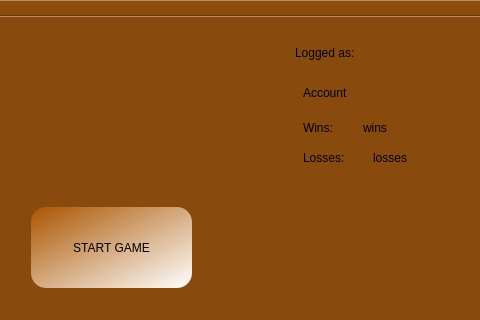
First picture: the form in ProjectModernCpp/Client/Meniu.ui, repository BogdanDeaconu/ProjectModernCpp, before the edit; both pictures show x 629 to 1109 and y 0 to 320 of the 1109 by 556 pixel window.
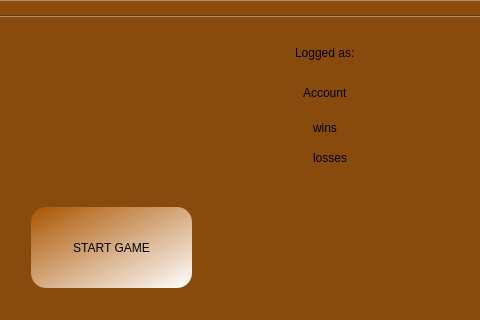
Second picture: the form after the edit. Icons and pictures are not drawn.

Commit message: End Enter and Star Game and Add Wins and Losses in UserMeniu

What changed in the file:
```diff
--- a/ProjectModernCpp/Client/Meniu.ui
+++ b/ProjectModernCpp/Client/Meniu.ui
@@ -96,7 +96,7 @@
       <x>920</x>
       <y>20</y>
       <width>151</width>
-      <height>131</height>
+      <height>141</height>
      </rect>
     </property>
     <widget class="QLineEdit" name="lineEdit">
@@ -133,48 +133,12 @@
       <string>Account</string>
      </property>
     </widget>
-    <widget class="QLineEdit" name="lineEdit_3">
-     <property name="geometry">
-      <rect>
-       <x>10</x>
-       <y>110</y>
-       <width>71</width>
-       <height>22</height>
-      </rect>
-     </property>
-     <property name="styleSheet">
-      <string notr="true">
-font: 700 14pt &quot;Times New Roman&quot;;
-border-radius: 15px</string>
-     </property>
-     <property name="text">
-      <string>Losses:</string>
-     </property>
-    </widget>
-    <widget class="QLineEdit" name="lineEdit_2">
-     <property name="geometry">
-      <rect>
-       <x>10</x>
-       <y>80</y>
-       <width>61</width>
-       <height>22</height>
-      </rect>
-     </property>
-     <property name="styleSheet">
-      <string notr="true">
-font: 700 14pt &quot;Times New Roman&quot;;
-border-radius: 15px</string>
-     </property>
-     <property name="text">
-      <string>Wins:</string>
-     </property>
-    </widget>
     <widget class="QLineEdit" name="Wins">
      <property name="geometry">
       <rect>
-       <x>70</x>
+       <x>20</x>
        <y>80</y>
-       <width>41</width>
+       <width>91</width>
        <height>22</height>
       </rect>
      </property>
@@ -188,9 +152,9 @@
     <widget class="QLineEdit" name="lineEdit_5">
      <property name="geometry">
       <rect>
-       <x>80</x>
+       <x>20</x>
        <y>110</y>
-       <width>41</width>
+       <width>101</width>
        <height>22</height>
       </rect>
      </property>
```
The commit also changes 6 other files.
